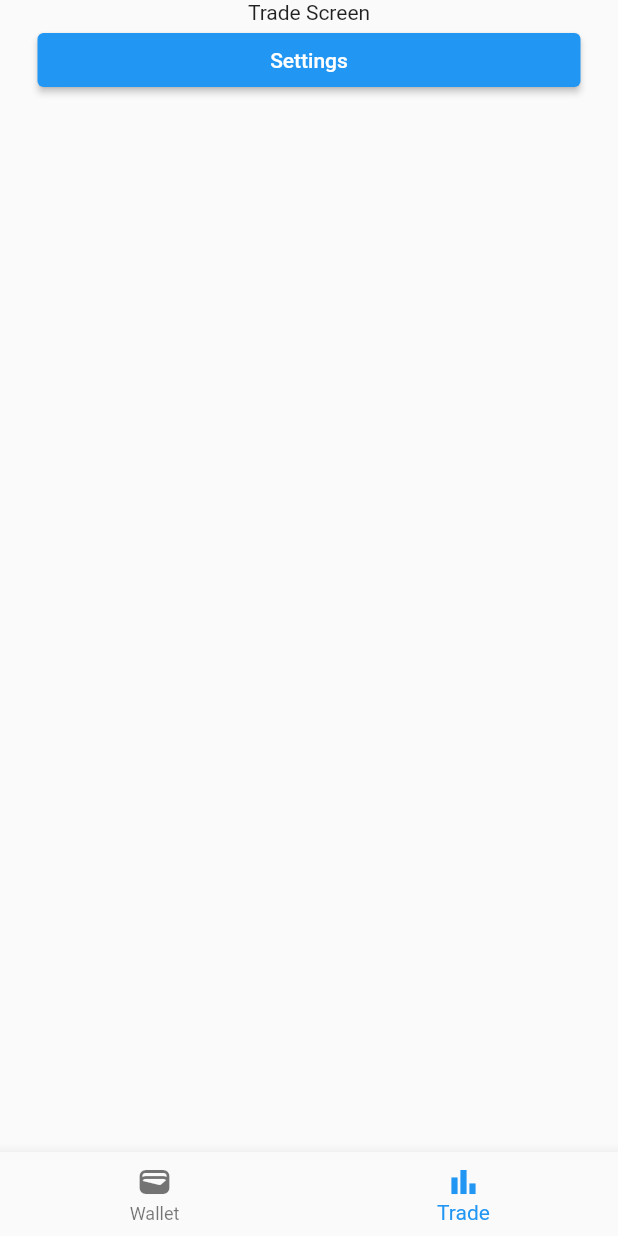
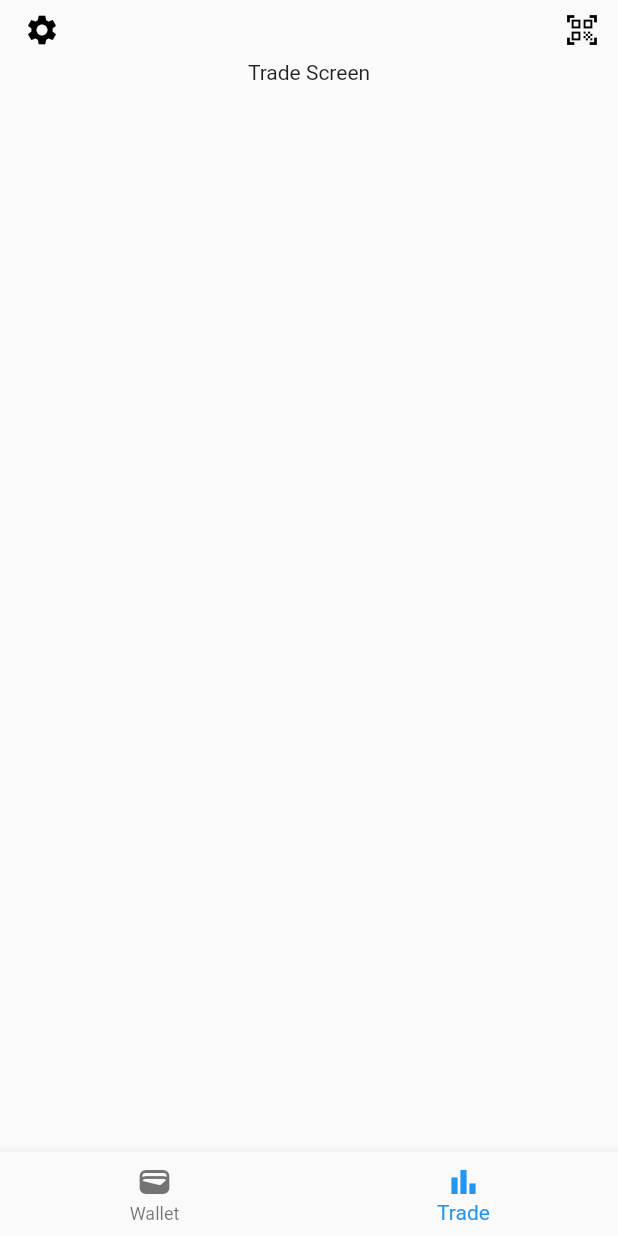
Before and after one commit to get10101/10101, a Flutter app: the screen it shows after launch, item 2 of the bottom bar chosen, on a phone screen of 412 x 824 dp. Run offline on Flutter 3.47's test engine with Material 2 defaults, Android fonts, the phone set to English and light mode, and no system bars; our stand-ins replace go_router; missing offline and left inert: dart:ffi, f_logs, flutter_rust_bridge.

Commit message:
chore: Top bar with settings and scanner

```diff
--- a/mobile/lib/features/trade/trade_screen.dart
+++ b/mobile/lib/features/trade/trade_screen.dart
@@ -18,15 +18,7 @@
     return Scaffold(
         body: ListView(
       padding: const EdgeInsets.only(left: 25, right: 25),
-      children: [
-        const Center(child: Text("Trade Screen")),
-        ElevatedButton(
-          onPressed: () {
-            context.go(TradeSettingsScreen.route);
-          },
-          child: const Text("Settings"),
-        )
-      ],
+      children: const [Center(child: Text("Trade Screen"))],
     ));
   }
 }
--- /dev/null
+++ b/mobile/lib/features/wallet/scanner_screen.dart
@@ -0,0 +1,17 @@
+import 'package:flutter/material.dart';
+import 'package:get_10101/features/wallet/wallet_screen.dart';
+
+class ScannerScreen extends StatelessWidget {
+  static const route = "${WalletScreen.route}/$subRouteName";
+  static const subRouteName = "scanner";
+
+  const ScannerScreen({super.key});
+
+  @override
+  Widget build(BuildContext context) {
+    return Scaffold(
+      appBar: AppBar(title: const Text("Scanner")),
+      body: const SafeArea(child: Text("Scanner Screen")),
+    );
+  }
+}
--- a/mobile/lib/features/wallet/wallet_screen.dart
+++ b/mobile/lib/features/wallet/wallet_screen.dart
@@ -1,6 +1,5 @@
 import 'package:flutter/material.dart';
 import 'package:get_10101/features/wallet/receive_screen.dart';
-import 'package:get_10101/features/wallet/settings_screen.dart';
 import 'package:go_router/go_router.dart';
 
 class WalletScreen extends StatefulWidget {
@@ -27,12 +26,6 @@
           },
           child: const Text("Fund Wallet"),
         ),
-        ElevatedButton(
-          onPressed: () {
-            context.go(WalletSettingsScreen.route);
-          },
-          child: const Text("Settings"),
-        )
       ],
     ));
   }
--- a/mobile/lib/main.dart
+++ b/mobile/lib/main.dart
@@ -4,7 +4,9 @@
 import 'package:flutter_rust_bridge/flutter_rust_bridge.dart';
 import 'package:get_10101/features/trade/settings_screen.dart';
 import 'package:get_10101/features/wallet/receive_screen.dart';
+import 'package:get_10101/features/wallet/scanner_screen.dart';
 import 'package:get_10101/features/wallet/settings_screen.dart';
+import 'package:get_10101/util/app_bar_wrapper.dart';
 import 'package:go_router/go_router.dart';
 import 'features/trade/trade_screen.dart';
 import 'features/wallet/wallet_screen.dart';
@@ -56,6 +58,13 @@
                 },
               ),
               GoRoute(
+                path: ScannerScreen.subRouteName,
+                parentNavigatorKey: _rootNavigatorKey,
+                builder: (BuildContext context, GoRouterState state) {
+                  return const ScannerScreen();
+                },
+              ),
+              GoRoute(
                   path: WalletSettingsScreen.subRouteName,
                   parentNavigatorKey: _rootNavigatorKey,
                   builder: (BuildContext context, GoRouterState state) {
@@ -96,6 +105,7 @@
         primarySwatch: Colors.blue,
       ),
       routerConfig: _router,
+      debugShowCheckedModeBanner: false,
     );
   }
 
@@ -138,6 +148,8 @@
   Widget build(BuildContext context) {
     return Scaffold(
       body: child,
+      appBar: const PreferredSize(
+          preferredSize: Size.fromHeight(40), child: SafeArea(child: AppBarWrapper())),
       bottomNavigationBar: BottomNavigationBar(
         items: const <BottomNavigationBarItem>[
           BottomNavigationBarItem(
--- /dev/null
+++ b/mobile/lib/util/app_bar_wrapper.dart
@@ -0,0 +1,59 @@
+import 'package:flutter/material.dart';
+import 'package:get_10101/features/trade/settings_screen.dart';
+import 'package:get_10101/features/trade/trade_screen.dart';
+import 'package:get_10101/features/wallet/scanner_screen.dart';
+import 'package:get_10101/features/wallet/settings_screen.dart';
+import 'package:get_10101/features/wallet/wallet_screen.dart';
+import 'package:go_router/go_router.dart';
+
+class AppBarWrapper extends StatelessWidget {
+  const AppBarWrapper({
+    Key? key,
+  }) : super(key: key);
+
+  @override
+  Widget build(BuildContext context) {
+    final currentRoute = GoRouter.of(context).location;
+
+    var actionButtons = <Widget>[];
+    Widget? leadingButton;
+
+    if (currentRoute == WalletScreen.route) {
+      actionButtons = [
+        IconButton(
+          icon: const Icon(Icons.qr_code_scanner),
+          tooltip: 'Scanner',
+          onPressed: () {
+            context.go(ScannerScreen.route);
+          },
+        )
+      ];
+
+      leadingButton = IconButton(
+        icon: const Icon(Icons.settings),
+        tooltip: 'Settings',
+        onPressed: () {
+          context.go(WalletSettingsScreen.route);
+        },
+      );
+    }
+
+    if (currentRoute == TradeScreen.route) {
+      leadingButton = IconButton(
+        icon: const Icon(Icons.settings),
+        tooltip: 'Settings',
+        onPressed: () {
+          context.go(TradeSettingsScreen.route);
+        },
+      );
+    }
+
+    return AppBar(
+      elevation: 0,
+      backgroundColor: Colors.transparent,
+      iconTheme: const IconThemeData(color: Colors.black),
+      leading: leadingButton,
+      actions: actionButtons,
+    );
+  }
+}
```
